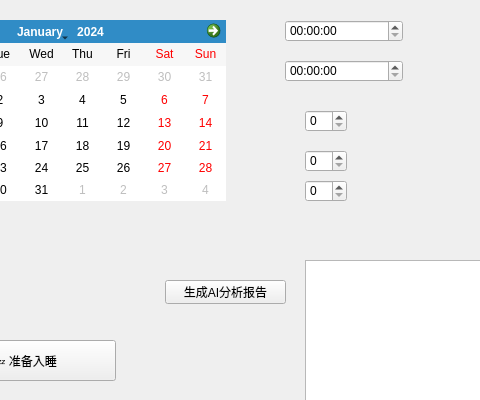
Qt form SleepManagement/mainwindow.ui (SillyAndyZeng/Stack-Overflow-Sleeping) before a commit; both pictures show x 125 to 605 and y 0 to 400 of the 800 by 600 pixel window.
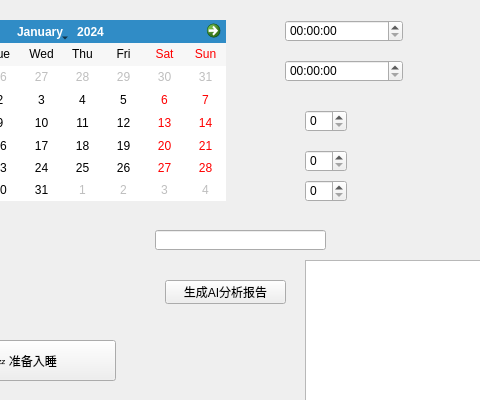
The same form after that commit.

Commit message: 修改并实现了本地-云端双功能周报，添加了自己输入API Key的ui

Diff of the .ui file:
```diff
--- a/SleepManagement/mainwindow.ui
+++ b/SleepManagement/mainwindow.ui
@@ -123,6 +123,16 @@
      </rect>
     </property>
    </widget>
+   <widget class="QLineEdit" name="lineEdit_apiKey">
+    <property name="geometry">
+     <rect>
+      <x>280</x>
+      <y>230</y>
+      <width>171</width>
+      <height>20</height>
+     </rect>
+    </property>
+   </widget>
   </widget>
   <widget class="QMenuBar" name="menubar">
    <property name="geometry">
```
The commit also changes 2 other files.
